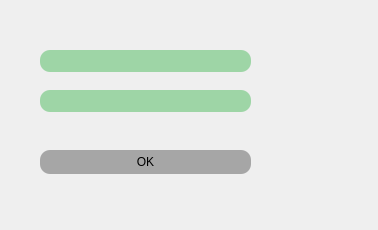
Qt form project_1/login.ui (mobinamassah/Messenger_project) before a commit.
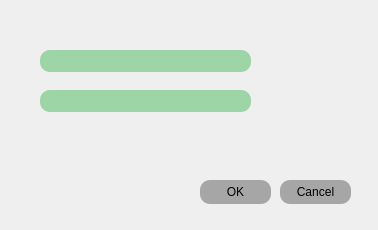
The same form after that commit. Icons and pictures are not drawn.

Commit message: some editing of login and signup class

Diff of the .ui file:
```diff
--- a/project_1/login.ui
+++ b/project_1/login.ui
@@ -63,9 +63,9 @@
   <widget class="QPushButton" name="pushButton">
    <property name="geometry">
     <rect>
-     <x>40</x>
-     <y>150</y>
-     <width>211</width>
+     <x>200</x>
+     <y>180</y>
+     <width>71</width>
      <height>24</height>
     </rect>
    </property>
@@ -100,6 +100,27 @@
     <string/>
    </property>
   </widget>
+  <widget class="QPushButton" name="pushButton_2">
+   <property name="geometry">
+    <rect>
+     <x>280</x>
+     <y>180</y>
+     <width>71</width>
+     <height>24</height>
+    </rect>
+   </property>
+   <property name="styleSheet">
+    <string notr="true">font: 14pt &quot;Courgette&quot;;
+color: rgb(0, 0, 0);
+background-color: rgb(166, 166, 166);
+
+border-rAdius:10px;
+</string>
+   </property>
+   <property name="text">
+    <string>Cancel</string>
+   </property>
+  </widget>
  </widget>
  <resources/>
  <connections/>
```
The commit also changes 8 other files.
